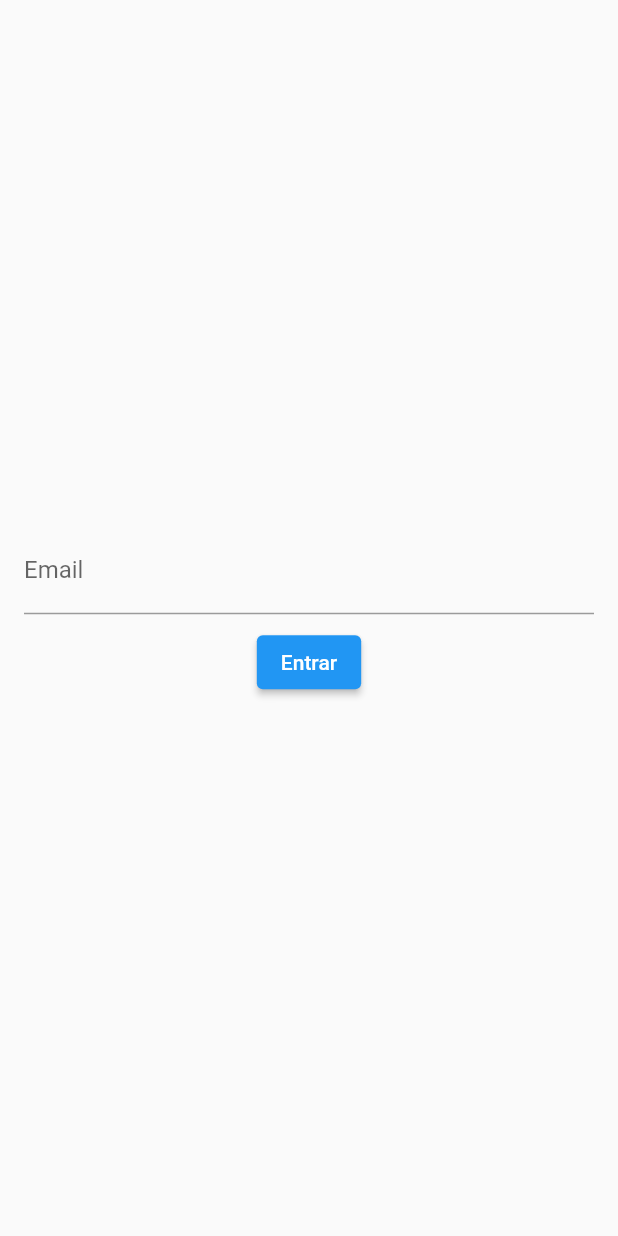
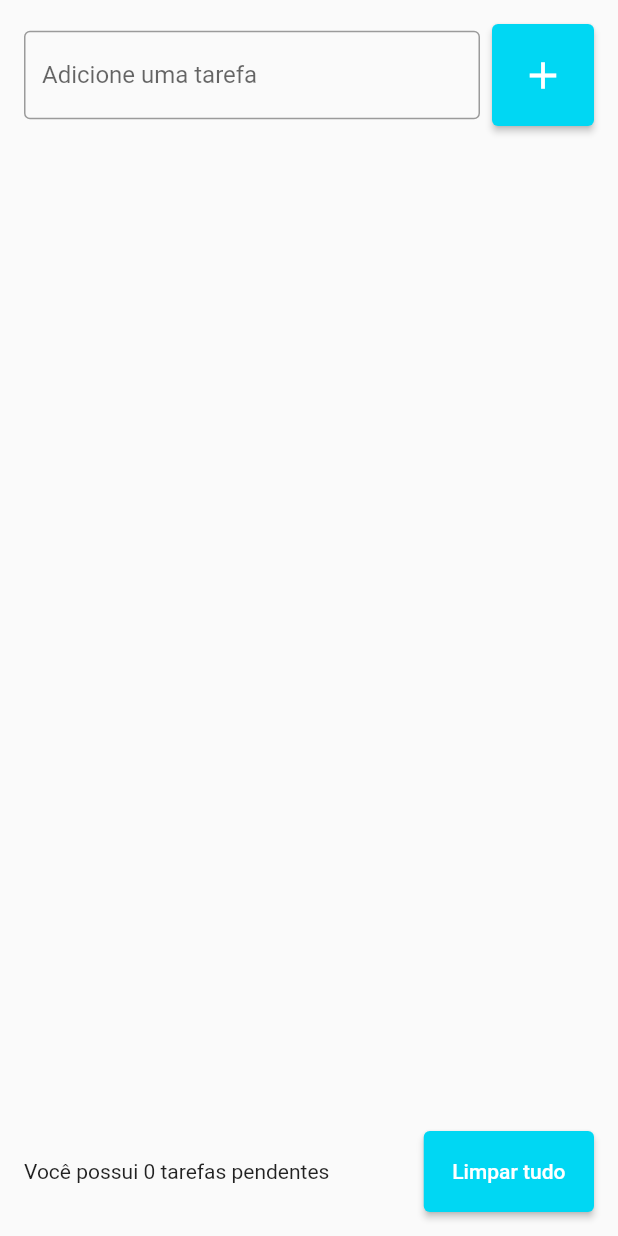
Before and after one commit to IagoAndrade16/todo_list, a Flutter app: the screen it shows after launch, on a phone screen of 412 x 824 dp. Run offline on Flutter 3.47's test engine with Material 2 defaults, Android fonts, the phone set to English and light mode, and no system bars.

Commit message:
start todo list

```diff
--- a/lib/pages/todo_list_page.dart
+++ b/lib/pages/todo_list_page.dart
@@ -1,52 +1,94 @@
 import 'package:flutter/material.dart';
 
-class TodoListPage extends StatelessWidget {
+import '../widgets/todo_list_item.dart';
+
+class TodoListPage extends StatefulWidget {
   TodoListPage({Key? key}) : super(key: key);
 
-  final TextEditingController emailController = TextEditingController();
+  @override
+  State<TodoListPage> createState() => _TodoListPageState();
+}
+
+class _TodoListPageState extends State<TodoListPage> {
+  List<String> todos = [];
+
+  final TextEditingController todoController = TextEditingController();
 
   @override
   Widget build(BuildContext context) {
     return Scaffold(
       body: Center(
         child: Padding(
-            padding: const EdgeInsets.symmetric(horizontal: 16),
+          padding: const EdgeInsets.symmetric(horizontal: 16, vertical: 16),
           child: Column(
             mainAxisSize: MainAxisSize.min,
             children: [
-                TextField(
-                  controller: emailController,
+              Row(
+                children: [
+                  Expanded(
+                    child: TextField(
+                      controller: todoController,
                       decoration: InputDecoration(
-                    labelText: 'Email',
+                        border: OutlineInputBorder(),
+                        labelText: 'Adicione uma tarefa',
+                        hintText: 'Ex. Estudar flutter',
                       ),
-                  onChanged: onChanged,
-                  onSubmitted: onSubmitted,
                     ),
-                Padding(
-                  padding: const EdgeInsets.all(8.0),
-                  child: ElevatedButton(
-                    onPressed: login,
-                    child: Text('Entrar')
                   ),
+                  SizedBox(width: 8),
+                  ElevatedButton(
+                    onPressed: () {
+                      String text = todoController.text;
+                      setState(() {
+                        todos.add(text);
+                      });
+                      todoController.clear();
+                    },
+                    style: ElevatedButton.styleFrom(
+                        primary: Color(0xff00d7f3),
+                        padding: EdgeInsets.all(19)),
+                    child: Icon(
+                      Icons.add,
+                      size: 30,
+                    ),
+                  ),
+                ],
+              ),
+              const SizedBox(height: 16), // empty space
+
+              Flexible(
+                child: ListView(
+                  children: [
+                    for (String todo in todos)
+                      TodoListItem(),
+                  ],
+                ),
+              ),
+
+              const SizedBox(height: 16), // empty space
+
+              Row(
+                children: [
+                  Expanded(
+                    child: Text(
+                      'Você possui 0 tarefas pendentes',
+                    ),
+                  ),
+                  const SizedBox(width: 8), //empty space
+                  ElevatedButton(
+                    style: ElevatedButton.styleFrom(
+                      primary: Color(0xff00d7f3),
+                      padding: EdgeInsets.all(19),
+                    ),
+                    onPressed: () {},
+                    child: Text('Limpar tudo'),
+                  ),
+                ],
               )
             ],
-            )
+          ),
         ),
       ),
     );
   }
-
-    void login() {
-      String text = emailController.text;
-      print('$text');
-      emailController.clear();
 }
-
-    void onChanged(String text) {
-      //print(text);
-    }
-
-    void onSubmitted(String text) {
-      print(text);
-    }
-  }
```
Also changed, not shown: lib/widgets/todo_list_item.dart (added, +30 -0 lines). Lines whose indentation alone changed are shown as unchanged.
